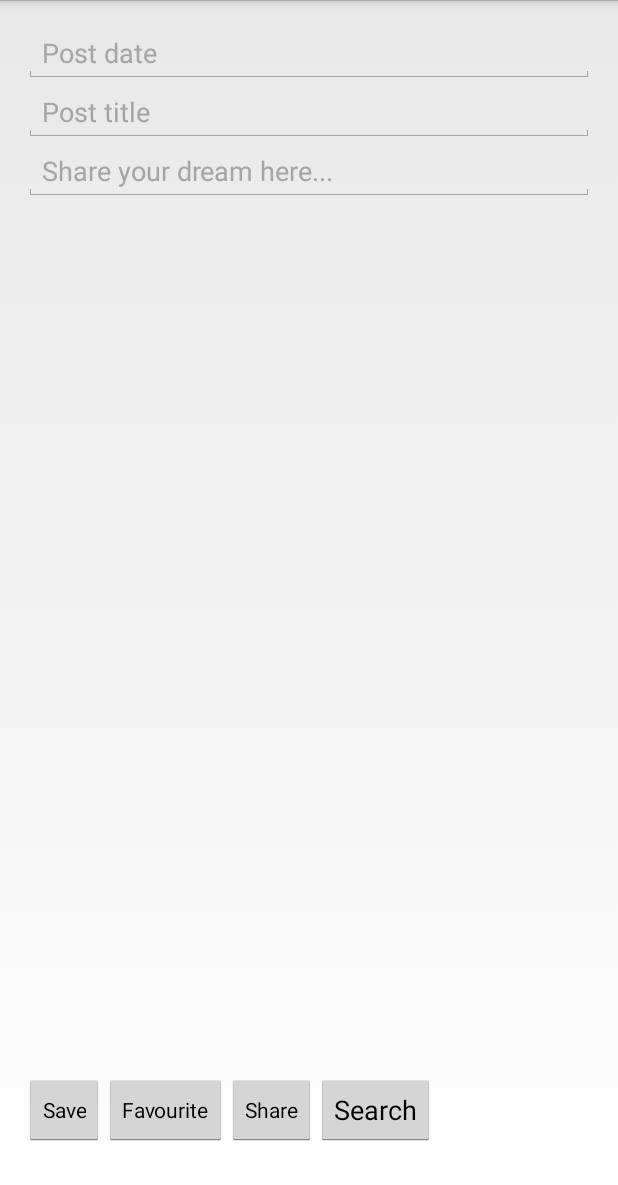
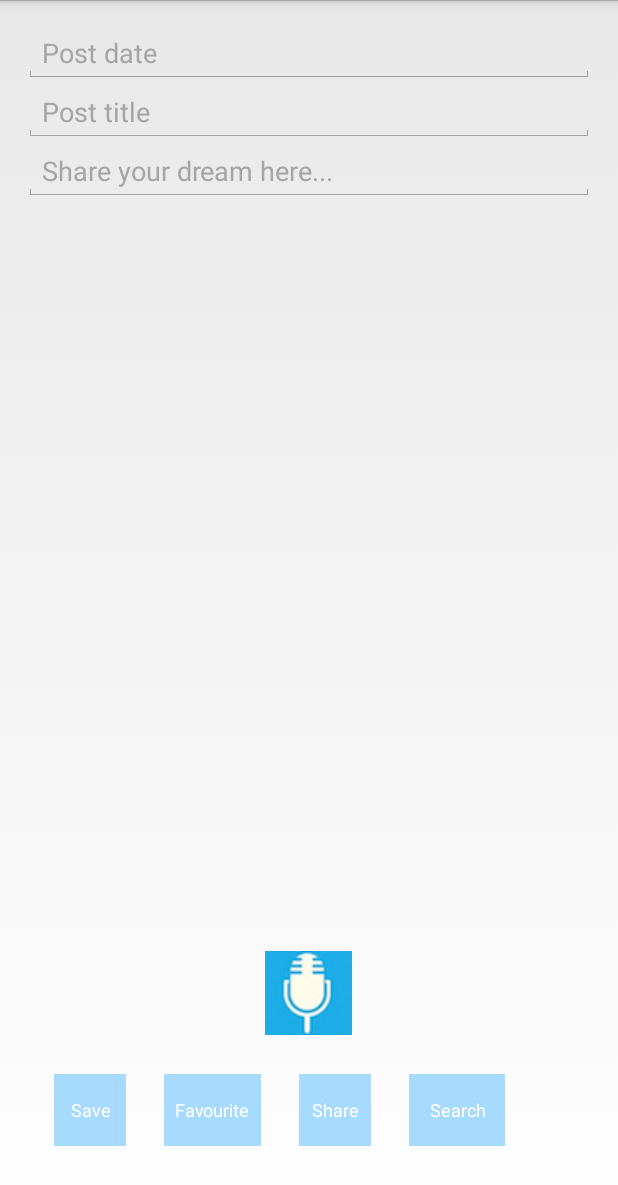
Before and after one commit to farrahzaman/DreamOn, an Android app: the JournalActivity screen opened directly, with no data from a screen before it, on a phone screen of 412 x 824 dp. Shown: the top 1185 px of the screen. Run offline under Robolectric (Android 15) with nearby library versions, the phone set to English and light mode, and no system bars.

Commit message:
journal mic

```diff
--- a/app/src/main/res/layout/activity_journal.xml
+++ b/app/src/main/res/layout/activity_journal.xml
@@ -11,53 +11,60 @@
     <EditText
         android:layout_width="wrap_content"
         android:layout_height="wrap_content"
-        android:id="@+id/textJournalDate"
-        android:layout_alignParentTop="true"
-        android:layout_alignParentLeft="true"
-        android:layout_alignParentStart="true"
-        android:layout_alignParentRight="true"
-        android:layout_alignParentEnd="true"
-        android:textColor="#ff010103"
-        android:hint="Post date"
+        android:id="@+id/textJournalTitle"
+        android:textColor="#ff1272a5"
+        android:hint="Post title"
         android:textColorHint="#ffa5a5a5"
-        android:textIsSelectable="false" />
-
-    <EditText
-        android:layout_width="wrap_content"
-        android:layout_height="wrap_content"
-        android:id="@+id/textJournalTitle"
         android:layout_below="@+id/textJournalDate"
         android:layout_alignParentLeft="true"
         android:layout_alignParentStart="true"
         android:layout_alignRight="@+id/textJournalDate"
-        android:layout_alignEnd="@+id/textJournalDate"
-        android:textColor="#ff1272a5"
-        android:hint="Post title"
-        android:textColorHint="#ffa5a5a5" />
+        android:layout_alignEnd="@+id/textJournalDate" />
 
     <EditText
         android:layout_width="wrap_content"
         android:layout_height="wrap_content"
         android:id="@+id/textJournalDream"
+        android:textColor="#ff313131"
+        android:hint="Share your dream here..."
+        android:textColorHint="#ffa5a5a5"
         android:layout_below="@+id/textJournalTitle"
         android:layout_alignParentLeft="true"
         android:layout_alignParentStart="true"
         android:layout_alignRight="@+id/textJournalTitle"
-        android:layout_alignEnd="@+id/textJournalTitle"
-        android:textColor="#ff313131"
-        android:hint="Share your dream here..."
-        android:textColorHint="#ffa5a5a5" />
+        android:layout_alignEnd="@+id/textJournalTitle" />
 
-    <Button
+
+    <ImageButton
+        android:layout_width="wrap_content"
+        android:layout_height="wrap_content"
+        android:background="@drawable/journalmic"
+        android:id="@+id/imageButtonMic"
+        android:layout_marginBottom="26dp"
+        android:layout_above="@+id/layoutButtons"
+        android:layout_centerHorizontal="true" />
+
+    <LinearLayout
+        android:layout_width="match_parent"
+        android:layout_height="wrap_content"
+        android:id="@+id/layoutButtons"
+        android:layout_alignParentBottom="true"
+        android:layout_alignParentLeft="true"
+        android:layout_alignParentStart="true">
+
+        <Button
         style="?android:attr/buttonStyleSmall"
         android:layout_width="wrap_content"
         android:layout_height="wrap_content"
         android:text="Save"
         android:id="@+id/buttonSave"
-        android:layout_alignParentBottom="true"
-        android:layout_alignParentLeft="true"
-        android:layout_alignParentStart="true"
-        android:layout_marginBottom="44dp" />
+        android:textSize="12sp"
+        android:padding="@dimen/buttons_padding"
+        android:layout_marginLeft="20dp"
+        android:layout_marginBottom="44dp"
+        android:background="#ffa7daff"
+        android:clickable="false"
+        android:textColor="#ffffff" />
 
     <Button
         style="?android:attr/buttonStyleSmall"
@@ -65,9 +72,11 @@
         android:layout_height="wrap_content"
         android:text="Favourite"
         android:id="@+id/buttonFavourite"
-        android:layout_alignTop="@+id/buttonSave"
-        android:layout_toRightOf="@+id/buttonSave"
-        android:layout_toEndOf="@+id/buttonSave" />
+        android:textSize="12sp"
+        android:padding="@dimen/buttons_padding"
+        android:layout_marginLeft="25dp"
+        android:background="#ffa7daff"
+        android:textColor="#ffffff" />
 
     <Button
         style="?android:attr/buttonStyleSmall"
@@ -75,17 +84,38 @@
         android:layout_height="wrap_content"
         android:text="Share"
         android:id="@+id/buttonShare"
-        android:layout_toEndOf="@+id/buttonFavourite"
-        android:layout_alignTop="@+id/buttonFavourite"
-        android:layout_centerHorizontal="true" />
+        android:textSize="12sp"
+        android:padding="@dimen/buttons_padding"
+        android:layout_marginLeft="25dp"
+        android:background="#ffa7daff"
+        android:textColor="#ffffff" />
 
     <Button
         android:layout_width="wrap_content"
         android:layout_height="wrap_content"
         android:text="Search"
         android:id="@+id/buttonSearch"
-        android:layout_alignTop="@+id/buttonShare"
-        android:layout_toRightOf="@+id/buttonShare"
-        android:layout_toEndOf="@+id/buttonShare" />
+        android:textSize="12sp"
+        android:padding="@dimen/buttons_padding"
+        android:layout_marginLeft="25dp"
+        android:background="#ffa7daff"
+        android:textColor="#ffffff" />
+    </LinearLayout>
+
+    <EditText
+        android:layout_width="wrap_content"
+        android:layout_height="wrap_content"
+        android:inputType="date"
+        android:ems="10"
+        android:id="@+id/textJournalDate"
+        android:layout_alignParentTop="true"
+        android:layout_alignParentLeft="true"
+        android:layout_alignParentStart="true"
+        android:layout_alignRight="@+id/layoutButtons"
+        android:layout_alignEnd="@+id/layoutButtons"
+        android:hint="Post date"
+        android:textColorHint="#ffa5a5a5"
+        android:textColor="#ff1f1f1f" />
+
 
 </RelativeLayout>
```
Also changed, not shown: app/src/main/res/drawable-mdpi/journalmic.png (added).
